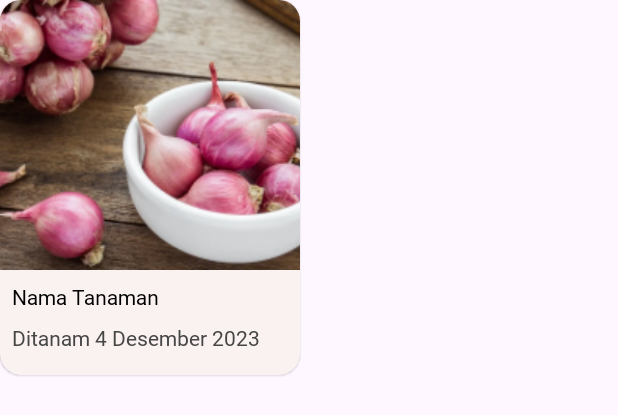
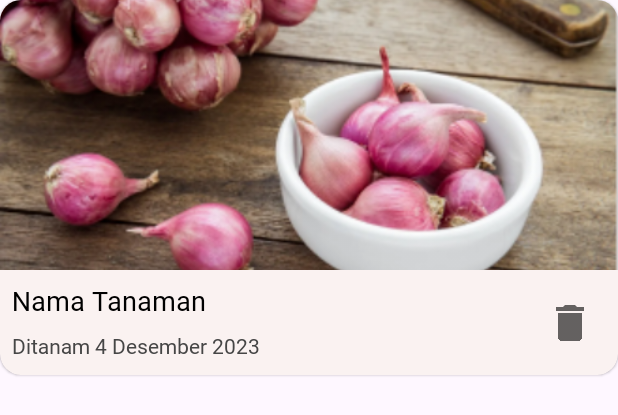
Before and after one commit to PutraGandaD/UrbanFarm-Mobile-Massive-Challenge, an Android app: the layout card_tanamanku_rv.xml on its own in the app's theme, with its tools: preview values and no code run, on a phone screen of 412 x 824 dp. Shown: the top 415 px of the screen. Run offline under Robolectric (Android 15) with nearby library versions, the phone set to English and light mode, and no system bars.

Commit message:
Completed Add / Delete for Tanamanku page items
Hardcoded image for each "Jenis Tanaman"
WIP is onclick with putExtra

```diff
--- a/app/src/main/res/layout/card_tanamanku_rv.xml
+++ b/app/src/main/res/layout/card_tanamanku_rv.xml
@@ -1,10 +1,11 @@
 <?xml version="1.0" encoding="utf-8"?>
 <com.google.android.material.card.MaterialCardView xmlns:android="http://schemas.android.com/apk/res/android"
-    android:layout_width="200dp"
+    android:layout_width="match_parent"
     android:layout_height="250dp"
     xmlns:app="http://schemas.android.com/apk/res-auto"
     app:cardCornerRadius="14dp"
-    android:elevation="0dp"
+    android:elevation="8dp"
+    android:layout_marginBottom="10dp"
     android:backgroundTint="@color/material3_card_color">
 
     <androidx.constraintlayout.widget.ConstraintLayout
@@ -28,7 +29,7 @@
             android:fontFamily="@font/roboto_regular"
             android:text="@string/tanamanku_card_title_placeholder"
             android:textColor="@color/black"
-            android:textSize="14sp"
+            android:textSize="18sp"
             android:maxLines="1"
             android:layout_margin="8dp"
             app:layout_constraintStart_toStartOf="parent"
@@ -47,6 +48,17 @@
             app:layout_constraintTop_toBottomOf="@id/tv_title_card_tanamanku_rv"
             android:layout_margin="8dp" />
 
+        <ImageView
+            android:id="@+id/iv_delete_tanaman_tanamanku_page"
+            android:layout_width="24dp"
+            android:layout_height="24dp"
+            android:src="@drawable/ic_delete"
+            android:layout_marginEnd="20dp"
+            android:alpha="0.6"
+            app:layout_constraintBottom_toBottomOf="parent"
+            app:layout_constraintEnd_toEndOf="parent"
+            app:layout_constraintTop_toBottomOf="@id/iv_card_tanamanku_rv" />
+
     </androidx.constraintlayout.widget.ConstraintLayout>
 
 </com.google.android.material.card.MaterialCardView>
```
Also changed, not shown: app/src/main/java/com/putragandad/urbanfarm/activity/tanamanku/AddEditTanamankuItemActivity.kt (+27 -4 lines), app/src/main/java/com/putragandad/urbanfarm/adapters/tanamanku/TanamankuItemRVAdapter.kt (+16 -17 lines), app/src/main/java/com/putragandad/urbanfarm/fragments/tanamankupage/TanamankuPageFragment.kt (+35 -7 lines), app/src/main/res/drawable/ic_delete.png (added), app/src/main/res/drawable/img_card_bawangmerah_tanamanku.png (added), app/src/main/res/drawable/img_card_cabai_rawit_tanamanku.jpg (added), app/src/main/res/ic_delete/delete.png (added).
